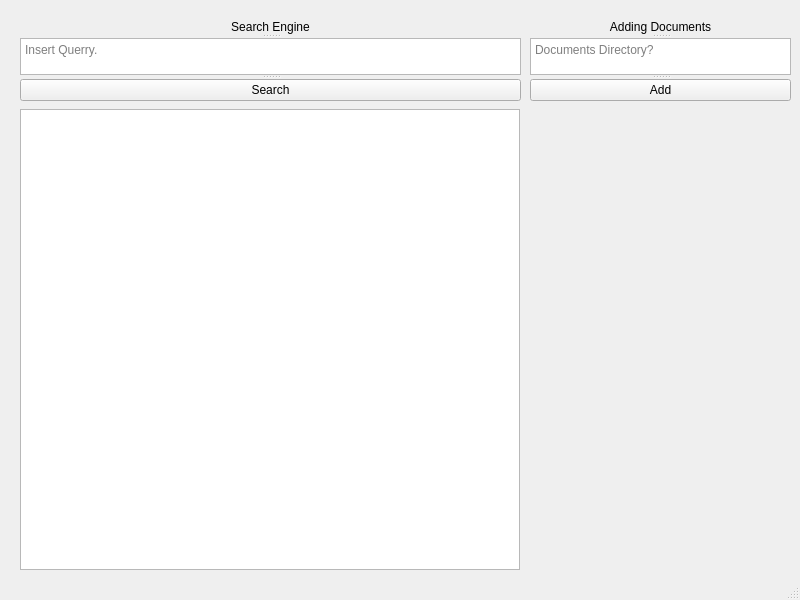
Old version of the form searchengine.ui in the repository ah-rasoulian/SearchEngine.
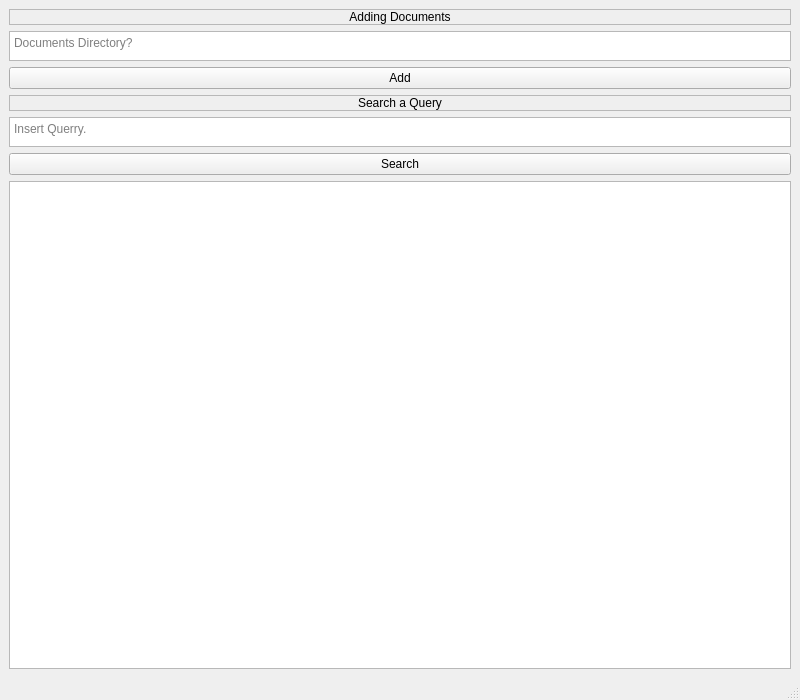
New version of the form.

Commit message: Improving linguistic modules and changing GUI into an adaptible size one.

```diff
--- a/searchengine.ui
+++ b/searchengine.ui
@@ -7,41 +7,77 @@
     <x>0</x>
     <y>0</y>
     <width>800</width>
-    <height>600</height>
+    <height>700</height>
    </rect>
   </property>
   <property name="windowTitle">
    <string>SearchEngine</string>
   </property>
   <widget class="QWidget" name="centralwidget">
+   <property name="minimumSize">
+    <size>
+     <width>800</width>
+     <height>200</height>
+    </size>
+   </property>
+   <layout class="QGridLayout" name="gridLayout_2">
+    <item row="7" column="0">
    <widget class="QListWidget" name="result_list">
-    <property name="geometry">
-     <rect>
-      <x>20</x>
-      <y>109</y>
-      <width>500</width>
-      <height>461</height>
-     </rect>
-    </property>
-   </widget>
-   <widget class="QSplitter" name="search_layout">
-    <property name="geometry">
-     <rect>
-      <x>20</x>
-      <y>20</y>
-      <width>501</width>
-      <height>81</height>
-     </rect>
-    </property>
-    <property name="orientation">
-     <enum>Qt::Vertical</enum>
-    </property>
+      <property name="enabled">
+       <bool>true</bool>
+      </property>
+      <property name="frameShape">
+       <enum>QFrame::StyledPanel</enum>
+      </property>
+      <property name="frameShadow">
+       <enum>QFrame::Plain</enum>
+      </property>
+      <property name="lineWidth">
+       <number>1</number>
+      </property>
+     </widget>
+    </item>
+    <item row="2" column="0">
+     <widget class="QTextEdit" name="document_input">
+      <property name="maximumSize">
+       <size>
+        <width>16777215</width>
+        <height>30</height>
+       </size>
+      </property>
+      <property name="autoFillBackground">
+       <bool>true</bool>
+      </property>
+      <property name="frameShape">
+       <enum>QFrame::StyledPanel</enum>
+      </property>
+      <property name="frameShadow">
+       <enum>QFrame::Plain</enum>
+      </property>
+      <property name="lineWidth">
+       <number>1</number>
+      </property>
+      <property name="placeholderText">
+       <string>Documents Directory?</string>
+      </property>
+     </widget>
+    </item>
+    <item row="4" column="0">
     <widget class="QLabel" name="search_label">
      <property name="autoFillBackground">
       <bool>true</bool>
      </property>
+      <property name="frameShape">
+       <enum>QFrame::StyledPanel</enum>
+      </property>
+      <property name="frameShadow">
+       <enum>QFrame::Plain</enum>
+      </property>
+      <property name="lineWidth">
+       <number>1</number>
+      </property>
      <property name="text">
-      <string>Search Engine</string>
+       <string>Search a Query</string>
      </property>
      <property name="textFormat">
       <enum>Qt::AutoText</enum>
@@ -53,36 +89,34 @@
       <set>Qt::AlignCenter</set>
      </property>
     </widget>
-    <widget class="QTextEdit" name="search_input">
-     <property name="autoFillBackground">
-      <bool>true</bool>
-     </property>
-     <property name="placeholderText">
-      <string>Insert Querry.</string>
-     </property>
-    </widget>
+    </item>
+    <item row="6" column="0">
     <widget class="QPushButton" name="search_button">
+      <property name="sizePolicy">
+       <sizepolicy hsizetype="Minimum" vsizetype="Fixed">
+        <horstretch>0</horstretch>
+        <verstretch>0</verstretch>
+       </sizepolicy>
+      </property>
      <property name="text">
       <string>Search</string>
      </property>
     </widget>
-   </widget>
-   <widget class="QSplitter" name="document_layout">
-    <property name="geometry">
-     <rect>
-      <x>530</x>
-      <y>20</y>
-      <width>261</width>
-      <height>81</height>
-     </rect>
-    </property>
-    <property name="orientation">
-     <enum>Qt::Vertical</enum>
-    </property>
+    </item>
+    <item row="0" column="0">
     <widget class="QLabel" name="document_label">
      <property name="autoFillBackground">
       <bool>true</bool>
      </property>
+      <property name="frameShape">
+       <enum>QFrame::StyledPanel</enum>
+      </property>
+      <property name="frameShadow">
+       <enum>QFrame::Plain</enum>
+      </property>
+      <property name="lineWidth">
+       <number>1</number>
+      </property>
      <property name="text">
       <string>Adding Documents</string>
      </property>
@@ -90,20 +124,40 @@
       <set>Qt::AlignCenter</set>
      </property>
     </widget>
-    <widget class="QTextEdit" name="document_input">
+    </item>
+    <item row="5" column="0">
+     <widget class="QTextEdit" name="search_input">
+      <property name="maximumSize">
+       <size>
+        <width>16777215</width>
+        <height>30</height>
+       </size>
+      </property>
      <property name="autoFillBackground">
       <bool>true</bool>
      </property>
+      <property name="frameShape">
+       <enum>QFrame::StyledPanel</enum>
+      </property>
+      <property name="frameShadow">
+       <enum>QFrame::Plain</enum>
+      </property>
+      <property name="lineWidth">
+       <number>1</number>
+      </property>
      <property name="placeholderText">
-      <string>Documents Directory?</string>
-     </property>
-    </widget>
+       <string>Insert Querry.</string>
+      </property>
+     </widget>
+    </item>
+    <item row="3" column="0">
     <widget class="QPushButton" name="document_button">
      <property name="text">
       <string>Add</string>
      </property>
     </widget>
-   </widget>
+    </item>
+   </layout>
   </widget>
   <widget class="QMenuBar" name="menubar">
    <property name="geometry">
```
Lines whose indentation alone changed are shown as unchanged. The commit also changes 6 other files.
